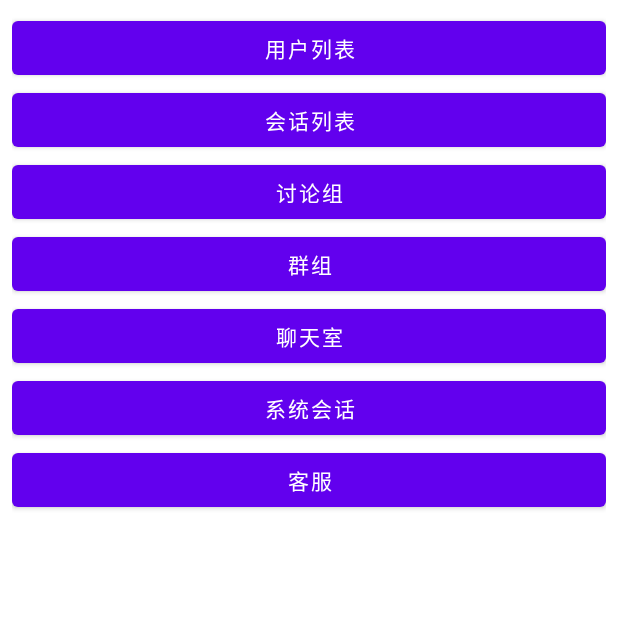
After one commit to fanson1/RongCloudIM, an Android app: the ChatActivity screen opened directly, with no data from a screen before it, on a phone screen of 412 x 824 dp, the top half of it. The commit adds this screen. Run offline under Robolectric (Android 15) with nearby library versions, the phone set to English and light mode, and no system bars; our stand-ins replace ButterKnife; libraries missing offline, so code that uses them is left out: io.rong.imkit.

Commit message:
讨论组，群组，系统会话

```diff
--- a/app/src/main/java/com/fanhy/rongcloudim/MyRecyclerAdapter.java
+++ b/app/src/main/java/com/fanhy/rongcloudim/adapter/MyRecyclerAdapter.java
@@ -1,4 +1,4 @@
-package com.fanhy.rongcloudim;
+package com.fanhy.rongcloudim.adapter;
 
 import android.content.Context;
 import android.support.v7.widget.RecyclerView;
@@ -8,6 +8,9 @@ import android.view.ViewGroup;
 import android.widget.ImageView;
 import android.widget.TextView;
 import android.widget.Toast;
+
+import com.fanhy.rongcloudim.R;
+import com.fanhy.rongcloudim.entity.BaseUser;
 
 import java.util.List;
 
--- a/app/src/main/java/com/fanhy/rongcloudim/ContansURL.java
+++ b/app/src/main/java/com/fanhy/rongcloudim/contans/ContansURL.java
@@ -1,4 +1,4 @@
-package com.fanhy.rongcloudim;
+package com.fanhy.rongcloudim.contans;
 
 /**
  * Created by Administrator on 2016/10/17 0017.
--- a/app/src/main/java/com/fanhy/rongcloudim/BaseUser.java
+++ b/app/src/main/java/com/fanhy/rongcloudim/entity/BaseUser.java
@@ -1,4 +1,4 @@
-package com.fanhy.rongcloudim;
+package com.fanhy.rongcloudim.entity;
 
 import java.io.Serializable;
 
--- a/app/src/main/java/com/fanhy/rongcloudim/OkHttpUtil.java
+++ b/app/src/main/java/com/fanhy/rongcloudim/util/OkHttpUtil.java
@@ -1,4 +1,4 @@
-package com.fanhy.rongcloudim;
+package com.fanhy.rongcloudim.util;
 
 import android.os.Handler;
 import android.os.Looper;
--- a/app/src/main/java/com/fanhy/rongcloudim/RecyclerDiver.java
+++ b/app/src/main/java/com/fanhy/rongcloudim/view/RecyclerDiver.java
@@ -1,4 +1,4 @@
-package com.fanhy.rongcloudim;
+package com.fanhy.rongcloudim.view;
 
 import android.content.Context;
 import android.content.res.TypedArray;
--- /dev/null
+++ b/app/src/main/res/layout/activity_chat.xml
@@ -0,0 +1,49 @@
+<?xml version="1.0" encoding="utf-8"?>
+<LinearLayout xmlns:android="http://schemas.android.com/apk/res/android"
+    xmlns:tools="http://schemas.android.com/tools"
+    android:id="@+id/activity_chat"
+    android:layout_width="match_parent"
+    android:layout_height="match_parent"
+    android:paddingBottom="@dimen/activity_vertical_margin"
+    android:paddingLeft="@dimen/activity_horizontal_margin"
+    android:paddingRight="@dimen/activity_horizontal_margin"
+    android:paddingTop="@dimen/activity_vertical_margin"
+    android:orientation="vertical"
+    tools:context="com.fanhy.rongcloudim.ChatActivity">
+
+    <Button
+        android:id="@+id/btn_user_list"
+        android:layout_width="match_parent"
+        android:layout_height="wrap_content"
+        android:text="用户列表"/>
+    <Button
+        android:id="@+id/btn_talk_list"
+        android:layout_width="match_parent"
+        android:layout_height="wrap_content"
+        android:text="会话列表"/>
+    <Button
+        android:id="@+id/btn_talk_group"
+        android:layout_width="match_parent"
+        android:layout_height="wrap_content"
+        android:text="讨论组"/>
+    <Button
+        android:id="@+id/btn_team_group"
+        android:layout_width="match_parent"
+        android:layout_height="wrap_content"
+        android:text="群组"/>
+    <Button
+        android:id="@+id/btn_chat_room"
+        android:layout_width="match_parent"
+        android:layout_height="wrap_content"
+        android:text="聊天室"/>
+    <Button
+        android:id="@+id/btn_sys_talk"
+        android:layout_width="match_parent"
+        android:layout_height="wrap_content"
+        android:text="系统会话"/>
+    <Button
+        android:id="@+id/btn_cus_service"
+        android:layout_width="match_parent"
+        android:layout_height="wrap_content"
+        android:text="客服"/>
+</LinearLayout>
--- a/app/src/main/res/layout/item_layout.xml
+++ b/app/src/main/res/layout/item_layout.xml
@@ -7,7 +7,8 @@
     <ImageView
         android:id="@+id/iv_item"
         android:layout_width="60dp"
-        android:layout_height="60dp" />
+        android:layout_height="60dp"
+        android:src="@drawable/header"/>
     <TextView
         android:id="@+id/tv_user_name"
         android:layout_width="match_parent"
```
Also changed, not shown: app/src/main/java/com/fanhy/rongcloudim/ChatActivity.java (added, +44 -0 lines), app/src/main/java/com/fanhy/rongcloudim/LoginActivity.java (+9 -1 lines), app/src/main/java/com/fanhy/rongcloudim/RegisterActivity.java (+8 -7 lines), app/src/main/java/com/fanhy/rongcloudim/SystemMessageActivity.java (added, +25 -0 lines), app/src/main/java/com/fanhy/rongcloudim/TalkGroupActivity.java (added, +51 -0 lines), app/src/main/java/com/fanhy/rongcloudim/TeamGroupActivity.java (added, +28 -0 lines), app/src/main/java/com/fanhy/rongcloudim/UserListActivity.java (+6 -1 lines), app/src/main/java/com/fanhy/rongcloudim/app/RongCloudApp.java (added, +114 -0 lines), app/src/main/res/layout/activity_system_message.xml (added, +18 -0 lines), app/src/main/res/layout/activity_talk_group.xml (added, +19 -0 lines), app/src/main/res/layout/activity_team_group.xml (added, +19 -0 lines), app/src/main/res/drawable/header.jpg (added).
